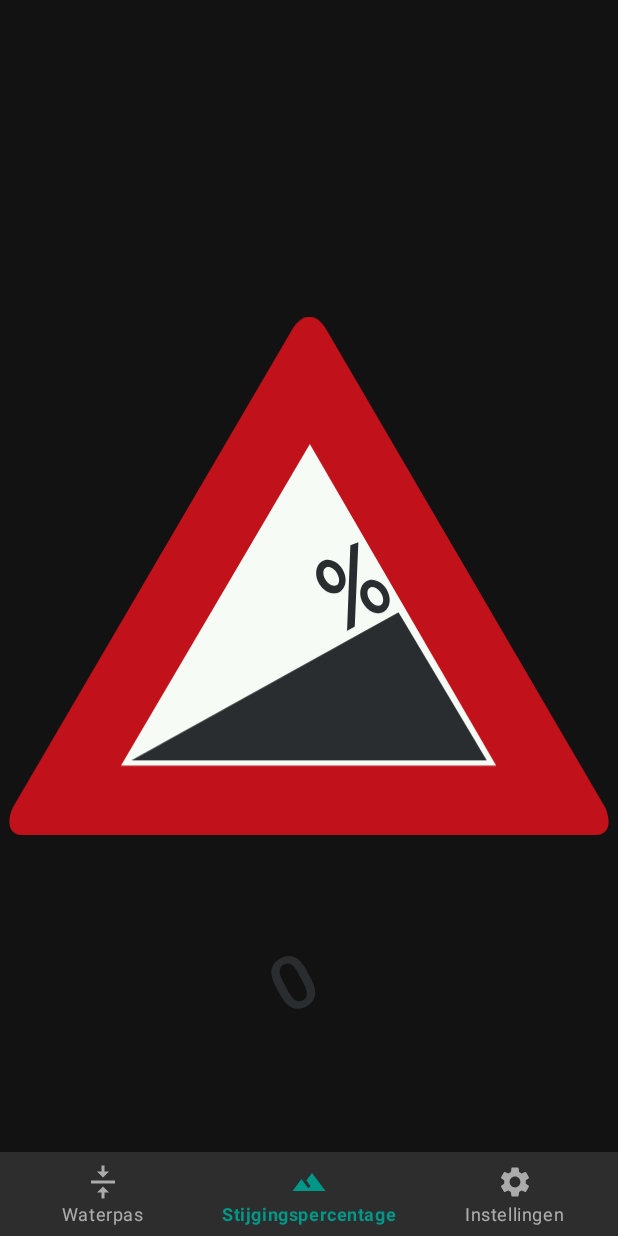
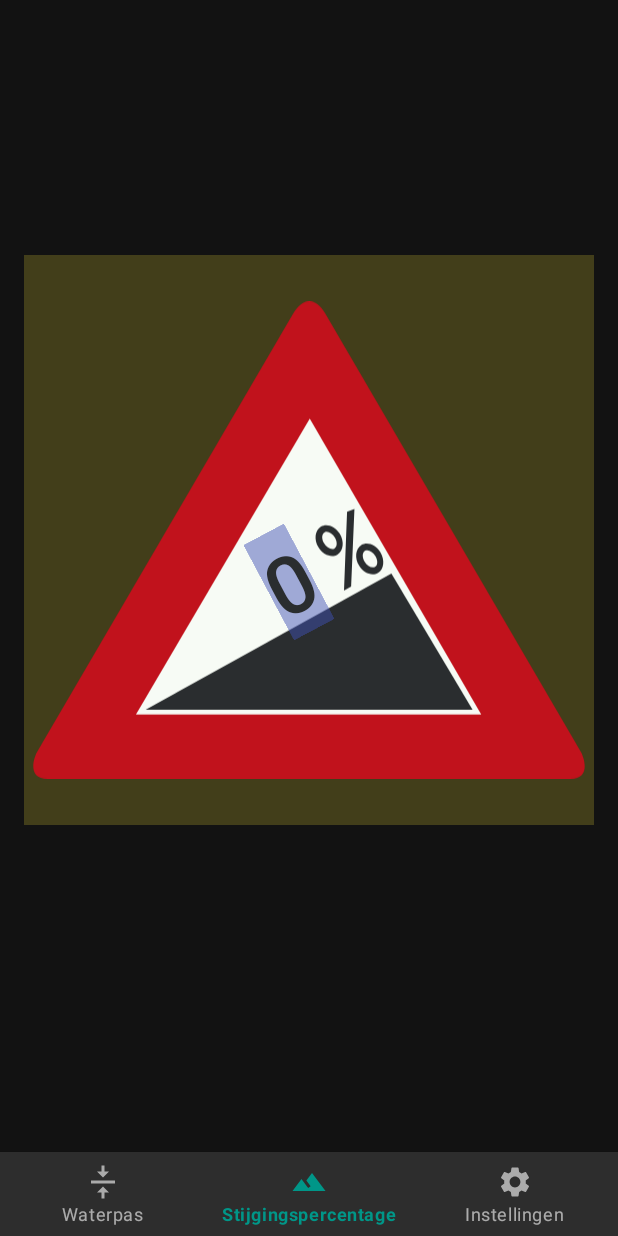
Before and after one commit to rsids/carlevel-andoid, an Android app: the InclineFragment screen opened through its navigation route, on a phone screen of 412 x 824 dp. Run offline under Robolectric (Android 15) with nearby library versions, the phone set to English and light mode, and no system bars; our stand-ins replace navigation-ui; libraries missing offline, so code that uses them is left out: com.github.anrimian.acrareportdialog, com.hoho.android; 2 statements that could not run were skipped.

Commit message:
Styling fix / incline inverse fix

```diff
--- a/app/src/main/java/nl/idsklijnsma/carlevel/MainActivity.java
+++ b/app/src/main/java/nl/idsklijnsma/carlevel/MainActivity.java
@@ -231,7 +231,7 @@ public class MainActivity extends AppCompatActivity implements SerialInputOutput
     private void updateLevelValue(byte levelX, byte levelY, byte incline) {
         levelViewModel.setLevelY((int) levelX);
         levelViewModel.setLevelX((int) levelY);
-        inclineViewModel.setIncline(String.format(Locale.US, "%d", incline));
+        inclineViewModel.setIncline((int) incline);
         Log.d(TAG, String.format("updateLevelValue x: %d, y: %d, incline: %d", levelX, levelY, incline));
     }
 
--- a/app/src/main/java/nl/idsklijnsma/carlevel/ui/incline/InclineFragment.java
+++ b/app/src/main/java/nl/idsklijnsma/carlevel/ui/incline/InclineFragment.java
@@ -1,5 +1,6 @@
 package nl.idsklijnsma.carlevel.ui.incline;
 
+import android.content.res.Configuration;
 import android.os.Bundle;
 import android.view.LayoutInflater;
 import android.view.View;
@@ -16,6 +17,7 @@ import androidx.lifecycle.ViewModelProvider;
 
 import nl.idsklijnsma.carlevel.UIViewModel;
 import nl.idsklijnsma.carlevel.databinding.FragmentInclineBinding;
+import nl.idsklijnsma.carlevel.ui.config.ConfigViewModel;
 import nl.idsklijnsma.carlevel.ui.level.LevelViewModel;
 
 public class InclineFragment extends Fragment {
@@ -23,10 +25,12 @@ public class InclineFragment extends Fragment {
     private FragmentInclineBinding mBinding;
     private TextView textView;
     private ImageView inclineImage;
+    private boolean isInvertedY = false;
 
     public View onCreateView(@NonNull LayoutInflater inflater,
                              ViewGroup container, Bundle savedInstanceState) {
         InclineViewModel inclineViewModel = new ViewModelProvider(getActivity()).get(InclineViewModel.class);
+        ConfigViewModel configViewModel = new ViewModelProvider(requireActivity()).get(ConfigViewModel.class);
 
         UIViewModel uiViewModel = new ViewModelProvider(requireActivity()).get(UIViewModel.class);
 
@@ -34,13 +38,20 @@ public class InclineFragment extends Fragment {
         View root = mBinding.getRoot();
         textView = mBinding.textIncline;
         inclineImage = mBinding.inclineImage;
-        inclineViewModel.getIncline().observe(getViewLifecycleOwner(), s -> {
-            textView.setText(s);
+        inclineViewModel.getIncline().observe(getViewLifecycleOwner(),this::setIncline);
+        configViewModel.levelConfig().observe(getViewLifecycleOwner(), levelConfig -> {
+            isInvertedY = levelConfig.isInvertY();
         });
-
         uiViewModel.setActiveView(UIViewModel.INCLINE);
         uiViewModel.getIsPip().observe(getViewLifecycleOwner(), this::setPipMode);
+
         return root;
+    }
+
+
+    private void setIncline(int value) {
+        int val = isInvertedY ? value * -1 : value;
+        textView.setText(val + "");
     }
 
     @Override
@@ -58,11 +69,12 @@ public class InclineFragment extends Fragment {
             textView.setTranslationY(-16);
             params.setMargins(0,0,0,0);
         } else {
-            textView.setTextSize(50);
+            textView.setTextSize(54);
             textView.setTranslationY(0);
             params.setMargins(8,8,8,8);
         }
         inclineImage.setLayoutParams(params);
     }
 
+
 }
--- a/app/src/main/java/nl/idsklijnsma/carlevel/ui/incline/InclineViewModel.java
+++ b/app/src/main/java/nl/idsklijnsma/carlevel/ui/incline/InclineViewModel.java
@@ -6,18 +6,18 @@ import androidx.lifecycle.ViewModel;
 
 public class InclineViewModel extends ViewModel {
 
-    private final MutableLiveData<String> mIncline;
+    private final MutableLiveData<Integer> mIncline;
 
     public InclineViewModel() {
         mIncline = new MutableLiveData<>();
-        mIncline.setValue("0");
+        mIncline.setValue(0);
     }
 
-    public LiveData<String> getIncline() {
+    public LiveData<Integer> getIncline() {
         return mIncline;
     }
 
-    public void setIncline(String val) {
+    public void setIncline(Integer val) {
         mIncline.postValue(val);
     }
 }
--- a/app/src/main/java/nl/idsklijnsma/carlevel/ui/level/LevelFragment.java
+++ b/app/src/main/java/nl/idsklijnsma/carlevel/ui/level/LevelFragment.java
@@ -58,14 +58,12 @@ public class LevelFragment extends Fragment {
 
     private void setLevelX(int value) {
         int val = isInvertedX ? value * -1 : value;
-        Log.d("lvlF", String.format("XValue: %d, val: %d, inverted: %d", value, val, isInvertedX ? 1:0));
         mTextViewX.setText(val + "º");
         mImgLevelX.setRotation(val);
     }
 
     private void setLevelY(int value) {
         int val = isInvertedY ? value * -1 : value;
-        Log.d("lvlF", String.format("YValue: %d, val: %d, inverted: %d", value, val, isInvertedY ? 1:0));
         mTextViewY.setText(val + "º");
         mImgLevelY.setRotation(val);
     }
--- a/app/src/main/res/layout/fragment_incline.xml
+++ b/app/src/main/res/layout/fragment_incline.xml
@@ -9,38 +9,59 @@
     android:layout_height="match_parent"
     tools:context=".ui.incline.InclineFragment">
 
+    <androidx.constraintlayout.widget.ConstraintLayout
+        android:id="@+id/textContainer"
+        android:layout_width="0dp"
+        android:layout_height="0dp"
+        android:layout_marginStart="16dp"
+        android:layout_marginTop="8dp"
+        android:layout_marginEnd="16dp"
+        android:layout_marginBottom="?attr/actionBarSize"
+        android:background="#34FFEB3B"
+        app:layout_constraintBottom_toBottomOf="parent"
+        app:layout_constraintDimensionRatio="1:1"
+        app:layout_constraintEnd_toEndOf="parent"
+        app:layout_constraintStart_toStartOf="parent"
+        app:layout_constraintTop_toTopOf="parent">
+
         <ImageView
             android:id="@+id/inclineImage"
-        android:layout_width="match_parent"
+            android:layout_marginStart="0dp"
+            android:layout_marginTop="0dp"
+            android:layout_marginEnd="0dp"
             android:layout_height="0dp"
-        android:layout_marginStart="8dp"
-        android:layout_marginTop="8dp"
-        android:layout_marginEnd="8dp"
-        android:layout_marginBottom="?attr/actionBarSize"
+            android:layout_width="0dp"
+            android:layout_marginBottom="0dp"
             android:contentDescription="@string/incline_sign"
             android:scaleType="fitCenter"
             android:src="@drawable/ic_incline_sign"
+            app:layout_constraintDimensionRatio="1:1"
             app:layout_constraintBottom_toBottomOf="parent"
             app:layout_constraintEnd_toEndOf="parent"
-        app:layout_constraintHorizontal_bias="0.0"
             app:layout_constraintStart_toStartOf="parent"
-        app:layout_constraintTop_toTopOf="parent"
-        app:layout_constraintVertical_bias="1.0" />
+            app:layout_constraintTop_toTopOf="parent"/>
 
         <TextView
             android:id="@+id/text_incline"
-        android:layout_width="0dp"
+            android:layout_width="wrap_content"
             android:layout_height="wrap_content"
             android:layout_marginStart="8dp"
             android:layout_marginTop="8dp"
+            android:background="#7A3F51B5"
             android:fontFamily="sans-serif-medium"
             android:rotation="-28"
             android:textAlignment="viewEnd"
             android:textColor="#2A2D2F"
-        android:textSize="60sp"
-        app:layout_constraintBottom_toBottomOf="@id/inclineImage"
-        app:layout_constraintStart_toStartOf="@id/inclineImage"
-        app:layout_constraintTop_toTopOf="@+id/inclineImage"
-        app:layout_constraintVertical_bias="0.95"
+            android:textSize="80sp"
+            app:layout_constraintBottom_toBottomOf="parent"
+            app:layout_constraintEnd_toEndOf="parent"
+            app:layout_constraintHorizontal_bias="0.45"
+            app:layout_constraintStart_toStartOf="parent"
+            app:layout_constraintTop_toTopOf="parent"
+            app:layout_constraintVertical_bias="0.58"
             app:layout_constraintWidth_percent="0.50" />
+
     </androidx.constraintlayout.widget.ConstraintLayout>
+
+
+</androidx.constraintlayout.widget.ConstraintLayout>
```
Lines whose indentation alone changed are shown as unchanged.
